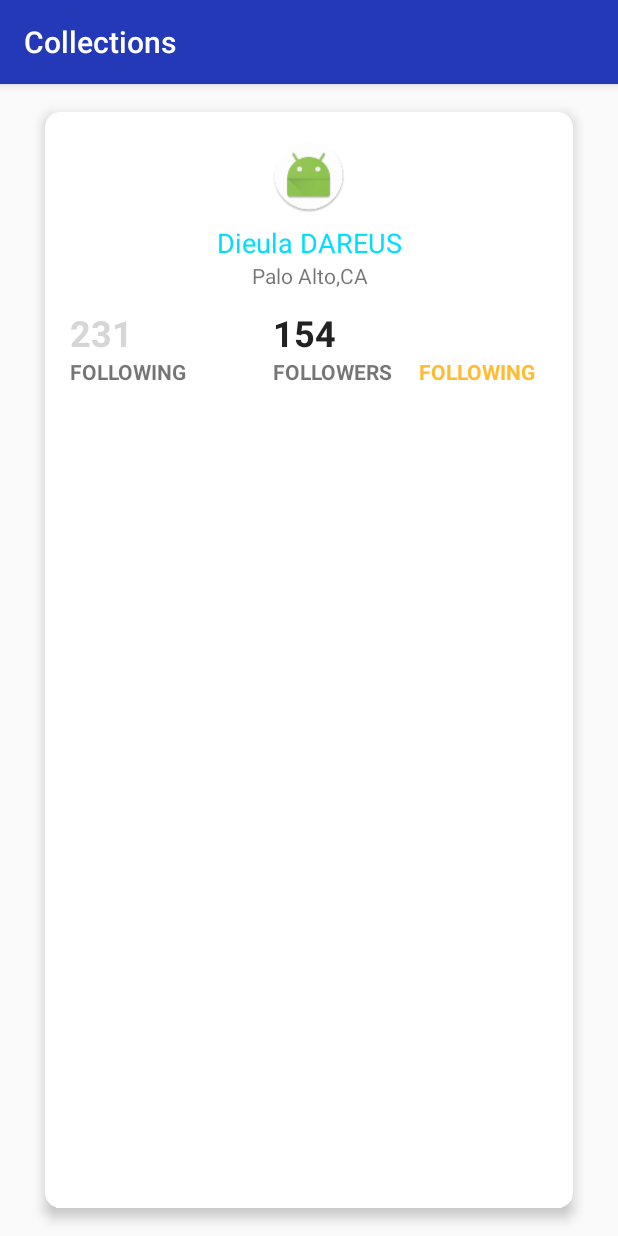
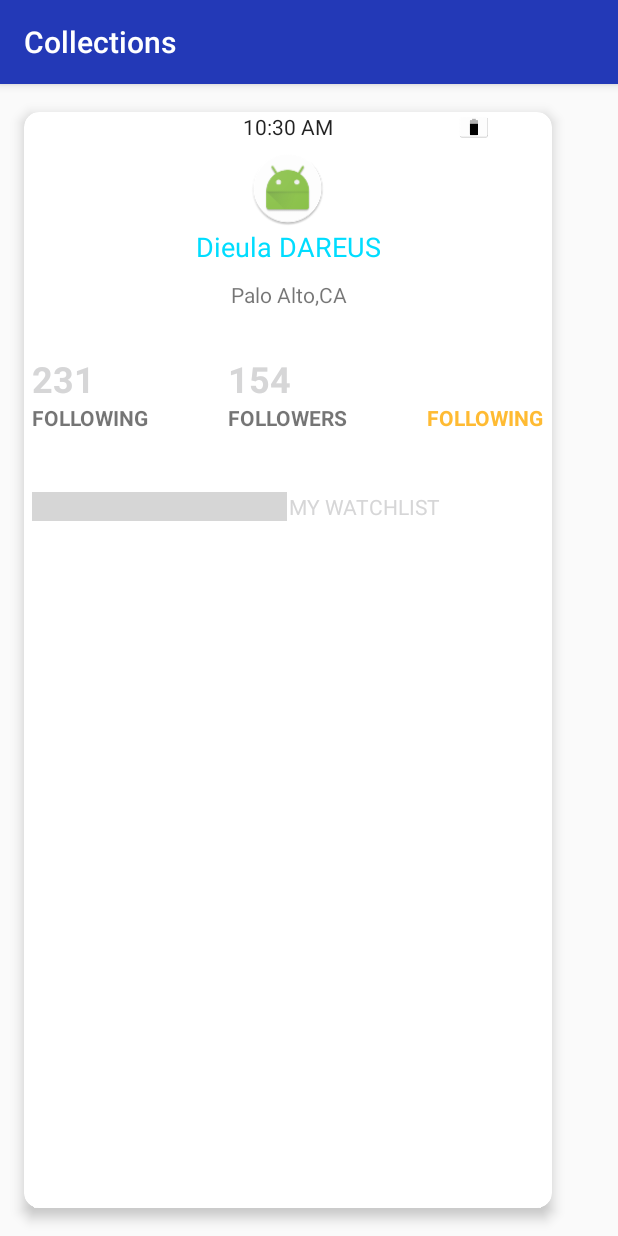
Before and after one commit to Dieula/Collections, an Android app: the ProfileActivity screen opened directly, with no data from a screen before it, on a phone screen of 412 x 824 dp. Run offline under Robolectric (Android 15) with nearby library versions, the phone set to English and light mode, and no system bars; grey boxes are pictures that could not be loaded.

Commit message:
creating activity profile

```diff
--- a/app/src/main/res/layout/activity_profile.xml
+++ b/app/src/main/res/layout/activity_profile.xml
@@ -13,38 +13,28 @@
         android:layout_width="368dp"
         android:layout_height="0dp"
         android:layout_marginBottom="8dp"
+        android:layout_marginLeft="8dp"
+        android:layout_marginRight="8dp"
         android:layout_marginTop="8dp"
         app:cardBackgroundColor="#FFF"
         app:cardCornerRadius="10dp"
         app:cardElevation="5dp"
         app:cardUseCompatPadding="true"
         app:layout_constraintBottom_toBottomOf="parent"
+        app:layout_constraintHorizontal_bias="0.0"
+        app:layout_constraintLeft_toLeftOf="parent"
+        app:layout_constraintRight_toRightOf="parent"
         app:layout_constraintTop_toTopOf="parent"
-        app:layout_constraintVertical_bias="0.0"
-        android:layout_marginRight="8dp"
-        app:layout_constraintRight_toRightOf="parent"
-        android:layout_marginLeft="8dp"
-        app:layout_constraintLeft_toLeftOf="parent">
+        app:layout_constraintVertical_bias="0.0">
 
 
         <RelativeLayout
             android:id="@+id/rlUserInfo"
             android:layout_width="match_parent"
-            android:layout_height="200dp"
+            android:layout_height="match_parent"
             android:layout_below="@+id/ivMaj"
             android:layout_marginLeft="5dp"
             android:layout_marginRight="5dp">
-
-            <TextView
-                android:id="@+id/tvUserName"
-                android:layout_width="wrap_content"
-                android:layout_height="wrap_content"
-                android:layout_above="@+id/linearLayout"
-                android:layout_alignStart="@+id/tvFollowerCount"
-                android:text="154"
-                android:textColor="#222"
-                android:textSize="24sp"
-                android:textStyle="bold" />
 
             <TextView
                 android:id="@+id/tvTagLine"
@@ -57,29 +47,30 @@
                 android:textSize="24sp"
                 android:textStyle="bold" />
 
-            <LinearLayout
-                android:id="@+id/linearLayout"
-                android:layout_width="match_parent"
-                android:layout_height="25dp"
-                android:layout_alignParentLeft="true"
-                android:layout_alignParentStart="true"
-                android:layout_below="@+id/tvTagLine"
-                android:orientation="horizontal">
 
-            </LinearLayout>
+            <TextView
+                android:id="@+id/tvUserName"
+                android:layout_width="wrap_content"
+                android:layout_height="wrap_content"
+                android:layout_alignParentEnd="true"
+                android:layout_below="@+id/tvville"
+                android:layout_marginTop="30dp"
+                android:text="154"
+                android:textColor="@color/bb_darkBackgroundColor"
+                android:textSize="24sp"
+                android:textStyle="bold"
+                android:layout_alignStart="@+id/tvFollowerCount" />
 
             <TextView
                 android:id="@+id/tvFollowingCount"
                 android:layout_width="wrap_content"
                 android:layout_height="wrap_content"
-                android:layout_alignParentBottom="true"
-                android:layout_alignParentEnd="true"
-                android:layout_marginBottom="17dp"
-                android:layout_marginEnd="19dp"
                 android:text="FOLLOWING"
                 android:textColor="@android:color/holo_orange_light"
                 android:textSize="14sp"
-                android:textStyle="bold" />
+                android:textStyle="bold"
+                android:layout_below="@+id/tvUserName"
+                android:layout_alignParentEnd="true" />
 
             <TextView
                 android:id="@+id/tvFollowerCount"
@@ -87,9 +78,8 @@
                 android:layout_height="wrap_content"
                 android:layout_alignBaseline="@+id/tvFollowingCount"
                 android:layout_alignBottom="@+id/tvFollowingCount"
-                android:layout_marginEnd="17dp"
+                android:layout_centerHorizontal="true"
                 android:layout_marginRight="15dp"
-                android:layout_toStartOf="@+id/tvFollowingCount"
                 android:text="FOLLOWERS"
                 android:textSize="14sp"
                 android:textStyle="bold" />
@@ -98,52 +88,84 @@
                 android:id="@+id/tvStatusCount"
                 android:layout_width="wrap_content"
                 android:layout_height="wrap_content"
+                android:layout_alignBaseline="@+id/tvFollowerCount"
+                android:layout_alignBottom="@+id/tvFollowerCount"
+                android:layout_alignParentStart="true"
                 android:layout_marginRight="15dp"
-                android:layout_marginStart="11dp"
                 android:text="FOLLOWING"
                 android:textSize="14sp"
-                android:textStyle="bold"
-                android:layout_alignBaseline="@+id/tvFollowerCount"
-                android:layout_alignBottom="@+id/tvFollowerCount"
-                android:layout_alignParentStart="true" />
+                android:textStyle="bold" />
+
+            <TextView
+                android:id="@+id/tvville"
+                android:layout_width="match_parent"
+                android:layout_height="wrap_content"
+                android:layout_alignParentEnd="true"
+                android:layout_below="@+id/tvFullName"
+                android:layout_marginTop="10dp"
+                android:gravity="center"
+                android:text="Palo Alto,CA" />
+
+            <ImageView
+                android:id="@+id/ivMaj"
+                android:layout_width="match_parent"
+                android:layout_height="50dp"
+                android:layout_alignParentTop="true"
+                android:layout_centerHorizontal="true"
+                android:layout_marginTop="26dp"
+                app:srcCompat="@mipmap/ic_launcher_round" />
+
 
             <TextView
                 android:id="@+id/tvFullName"
                 android:layout_width="match_parent"
                 android:layout_height="wrap_content"
-                android:layout_above="@+id/tvville"
-                android:layout_alignParentStart="true"
+                android:layout_alignParentEnd="true"
+                android:layout_alignParentTop="true"
+                android:layout_marginTop="77dp"
                 android:gravity="center"
                 android:text="Dieula DAREUS"
                 android:textColor="@android:color/holo_blue_bright"
                 android:textSize="18sp" />
 
             <TextView
-                android:id="@+id/tvville"
-                android:layout_width="match_parent"
+                android:id="@+id/tvActivity"
+                android:layout_width="170dp"
                 android:layout_height="wrap_content"
+                android:layout_below="@+id/tvFollowingCount"
+                android:layout_marginTop="40dp"
+                android:background="@color/bb_darkBackgroundColor"
                 android:gravity="center"
-                android:text="Palo Alto,CA"
-                android:layout_above="@+id/tvUserName"
-                android:layout_alignParentStart="true"
-                android:layout_marginBottom="12dp" />
+                android:text="ACTIVITY"
+                android:textColor="@android:color/background_light" />
+
+            <TextView
+                android:id="@+id/tvWatchlist"
+                android:layout_width="170dp"
+                android:layout_height="wrap_content"
+                android:layout_alignBottom="@+id/tvActivity"
+                android:layout_alignParentEnd="true"
+                android:background="@android:color/background_light"
+                android:text="MY WATCHLIST"
+                android:textColor="@color/bb_darkBackgroundColor" />
 
             <ImageView
-                android:id="@+id/ivMaj"
-                android:layout_width="match_parent"
-                android:layout_height="50dp"
-                app:srcCompat="@mipmap/ic_launcher_round"
-                android:layout_marginTop="17dp"
+                android:id="@+id/imageView2"
+                android:layout_width="93dp"
+                android:layout_height="20dp"
+                android:layout_alignParentEnd="true"
                 android:layout_alignParentTop="true"
-                android:layout_alignParentStart="true" />
+                app:srcCompat="@mipmap/ic_bat" />
+
 
         </RelativeLayout>
 
-        <RelativeLayout
+        <TextClock
+            android:id="@+id/textClock"
             android:layout_width="match_parent"
-            android:layout_height="match_parent">
+            android:layout_height="wrap_content"
+            android:gravity="center"
+            android:text="3:42 PM" />
 
-
-        </RelativeLayout>
     </android.support.v7.widget.CardView>
 </android.support.constraint.ConstraintLayout>
```
